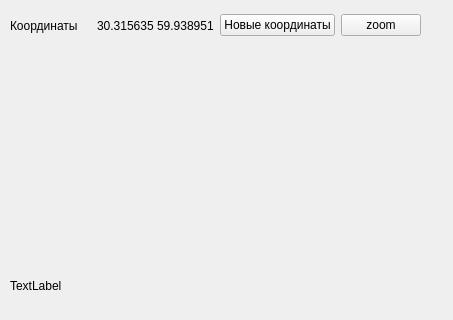
The window that interface.ui (kerrigan-nataly/map_3) describes before a commit, drawn with Qt 5; both pictures show x 0 to 453 and y 0 to 320 of the 453 by 656 pixel window.
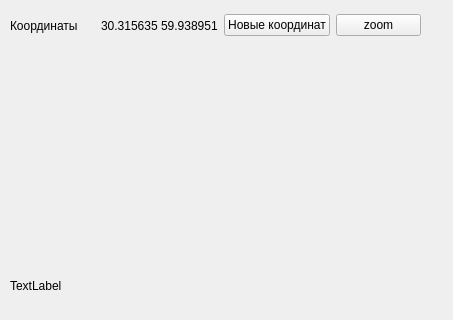
The same window after the commit.

Commit message: фокус на mainwindow

Patch:
```diff
--- a/interface.ui
+++ b/interface.ui
@@ -44,7 +44,7 @@
         <enum>Qt::NoFocus</enum>
        </property>
        <property name="text">
-        <string>Новые координаты</string>
+        <string>Новые координат</string>
        </property>
       </widget>
      </item>
```
The commit also changes 1 other file.
